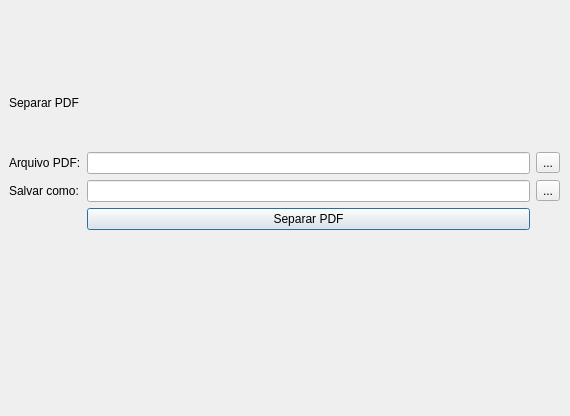
Above: ui/window.ui from danieltorreess/ProjetoItau before the change. Below: the same form after it.
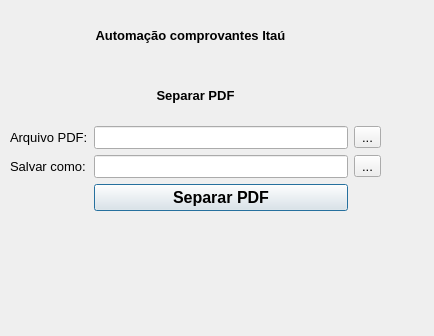
That is the form after the change. Icons and pictures are not drawn.

The edit to the form file:
```diff
--- a/ui/window.ui
+++ b/ui/window.ui
@@ -6,8 +6,8 @@
    <rect>
     <x>0</x>
     <y>0</y>
-    <width>570</width>
-    <height>416</height>
+    <width>434</width>
+    <height>336</height>
    </rect>
   </property>
   <property name="windowTitle">
@@ -16,18 +16,31 @@
   <widget class="QWidget" name="gridLayoutWidget">
    <property name="geometry">
     <rect>
-     <x>9</x>
-     <y>59</y>
-     <width>551</width>
-     <height>171</height>
+     <x>10</x>
+     <y>70</y>
+     <width>371</width>
+     <height>141</height>
     </rect>
    </property>
    <layout class="QGridLayout" name="gridLayout">
     <item row="1" column="1">
-     <widget class="QLineEdit" name="inputArquivoPDF"/>
+     <widget class="QLineEdit" name="inputArquivoPDF">
+      <property name="font">
+       <font>
+        <family>Segoe UI</family>
+        <pointsize>10</pointsize>
+       </font>
+      </property>
+     </widget>
     </item>
     <item row="1" column="0">
      <widget class="QLabel" name="arquivoPDF">
+      <property name="font">
+       <font>
+        <family>Segoe UI</family>
+        <pointsize>10</pointsize>
+       </font>
+      </property>
       <property name="text">
        <string>Arquivo PDF:</string>
       </property>
@@ -35,16 +48,35 @@
     </item>
     <item row="2" column="0">
      <widget class="QLabel" name="salvarComoPDF">
+      <property name="font">
+       <font>
+        <family>Segoe UI</family>
+        <pointsize>10</pointsize>
+       </font>
+      </property>
       <property name="text">
        <string>Salvar como:</string>
       </property>
      </widget>
     </item>
     <item row="2" column="1">
-     <widget class="QLineEdit" name="inputSalvarComoPDF"/>
+     <widget class="QLineEdit" name="inputSalvarComoPDF">
+      <property name="font">
+       <font>
+        <family>Segoe UI</family>
+        <pointsize>10</pointsize>
+       </font>
+      </property>
+     </widget>
     </item>
     <item row="1" column="2">
      <widget class="QToolButton" name="buscarPDF">
+      <property name="font">
+       <font>
+        <family>Segoe UI</family>
+        <pointsize>10</pointsize>
+       </font>
+      </property>
       <property name="text">
        <string>...</string>
       </property>
@@ -52,6 +84,14 @@
     </item>
     <item row="3" column="1">
      <widget class="QPushButton" name="separarPDF">
+      <property name="font">
+       <font>
+        <family>Segoe UI</family>
+        <pointsize>12</pointsize>
+        <weight>75</weight>
+        <bold>true</bold>
+       </font>
+      </property>
       <property name="text">
        <string>Separar PDF</string>
       </property>
@@ -59,6 +99,12 @@
     </item>
     <item row="2" column="2">
      <widget class="QToolButton" name="buscarCaminhoPDF">
+      <property name="font">
+       <font>
+        <family>Segoe UI</family>
+        <pointsize>10</pointsize>
+       </font>
+      </property>
       <property name="text">
        <string>...</string>
       </property>
@@ -66,13 +112,86 @@
     </item>
     <item row="0" column="0" colspan="3">
      <widget class="QLabel" name="tituloPDF">
+      <property name="font">
+       <font>
+        <family>Segoe UI</family>
+        <pointsize>10</pointsize>
+        <weight>75</weight>
+        <bold>true</bold>
+       </font>
+      </property>
       <property name="text">
        <string>Separar PDF</string>
       </property>
+      <property name="alignment">
+       <set>Qt::AlignCenter</set>
+      </property>
      </widget>
     </item>
    </layout>
   </widget>
+  <widget class="QLabel" name="TituloPrincipal">
+   <property name="geometry">
+    <rect>
+     <x>50</x>
+     <y>10</y>
+     <width>281</width>
+     <height>51</height>
+    </rect>
+   </property>
+   <property name="font">
+    <font>
+     <family>Segoe UI</family>
+     <pointsize>10</pointsize>
+     <weight>75</weight>
+     <bold>true</bold>
+    </font>
+   </property>
+   <property name="text">
+    <string>Automação comprovantes Itaú</string>
+   </property>
+   <property name="alignment">
+    <set>Qt::AlignCenter</set>
+   </property>
+  </widget>
+  <widget class="QLabel" name="LogoItau">
+   <property name="geometry">
+    <rect>
+     <x>10</x>
+     <y>18</y>
+     <width>41</width>
+     <height>41</height>
+    </rect>
+   </property>
+   <property name="text">
+    <string/>
+   </property>
+   <property name="pixmap">
+    <pixmap>../Fotos/LogoItau.png</pixmap>
+   </property>
+   <property name="scaledContents">
+    <bool>true</bool>
+   </property>
+  </widget>
+  <widget class="QLabel" name="LogoMV">
+   <property name="geometry">
+    <rect>
+     <x>330</x>
+     <y>20</y>
+     <width>51</width>
+     <height>41</height>
+    </rect>
+   </property>
+   <property name="text">
+    <string/>
+   </property>
+   <property name="pixmap">
+    <pixmap>../Fotos/LogoMV.png</pixmap>
+   </property>
+   <property name="scaledContents">
+    <bool>true</bool>
+   </property>
+  </widget>
  </widget>
  <resources/>
  <connections/>
```
